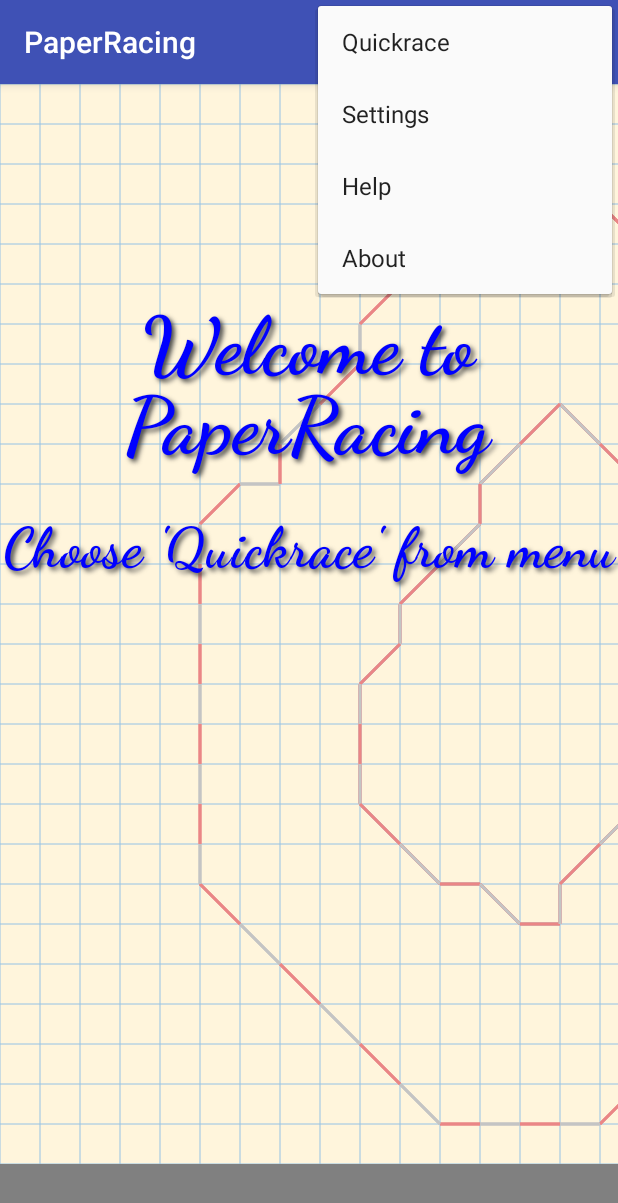
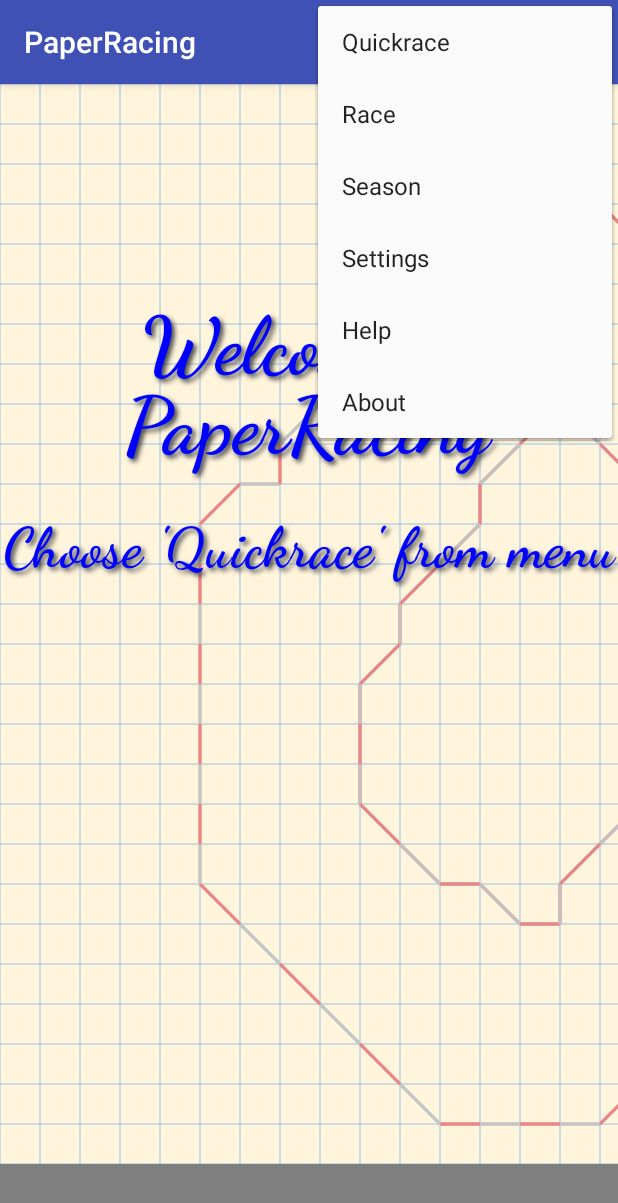
Before and after one commit to streblow/PaperRacing, an Android app: the screen it shows after launch (MainActivity), with the options menu open, on a phone screen of 412 x 824 dp. Shown: the top 1203 px of the screen. Run offline under Robolectric (Android 15) with nearby library versions, the light colour scheme and no system bars.

Commit message:
Changed DialogFragment for a new race, prepared next steps for game type race

```diff
--- a/app/src/main/java/de/streblow/paperracing/Game.java
+++ b/app/src/main/java/de/streblow/paperracing/Game.java
@@ -8,6 +8,7 @@ import android.graphics.Color;
 
 public class Game {
 
+    public int type;
     public Circuit circuit;
     public Player [] player;
     public int playercount;
@@ -15,6 +16,10 @@ public class Game {
     public int winner = 0;
     public boolean finish = false;
     public boolean gamestarted = false;
+
+    public final static int QUICKRACE = 0;
+    public final static int RACE = 1;
+    public final static int SEASON = 2;
 
     public Game() {
         circuit = null;
--- a/app/src/main/res/menu/main.xml
+++ b/app/src/main/res/menu/main.xml
@@ -6,18 +6,28 @@
         android:title="@string/action_quickrace"
         android:icon="@drawable/newgame"/>
     <item
+        android:id="@+id/action_race"
+        android:orderInCategory="110"
+        android:title="@string/action_race"
+        android:icon="@drawable/newgame"/>
+    <item
+        android:id="@+id/action_season"
+        android:orderInCategory="120"
+        android:title="@string/action_season"
+        android:icon="@drawable/newgame"/>
+    <item
         android:id="@+id/action_settings"
-        android:orderInCategory="110"
+        android:orderInCategory="130"
         android:title="@string/action_settings"
         android:icon="@drawable/settings"/>
     <item
         android:id="@+id/action_help"
-        android:orderInCategory="120"
+        android:orderInCategory="140"
         android:title="@string/action_help"
         android:icon="@drawable/help"/>
 
     <item android:id="@+id/action_about"
-        android:orderInCategory="130"
+        android:orderInCategory="150"
         android:title="@string/action_about"
         android:icon="@drawable/about"/>
 
--- a/app/src/main/res/values/strings.xml
+++ b/app/src/main/res/values/strings.xml
@@ -3,6 +3,8 @@
     <string name="main_activity_title">PaperRacing</string>
     <string name="settings_activity_title">PaperRacing - Settings</string>
     <string name="action_quickrace">Quickrace</string>
+    <string name="action_race">Race</string>
+    <string name="action_season">Season</string>
     <string name="action_settings">Settings</string>
     <string name="action_help">Help</string>
     <string name="action_about">About</string>
@@ -21,4 +23,6 @@
     <string name="quickrace_player_type_computer">computer</string>
     <string name="quickrace_player_type_human">human</string>
     <string name="quickrace_player_name">playername</string>
+    <string name="race_title">Race</string>
+    <string name="season_title">Season</string>
 </resources>
```
Also changed, not shown: app/src/main/java/de/streblow/paperracing/MainActivity.java (+56 -7 lines), app/src/main/java/de/streblow/paperracing/NewRaceDialogFragment.java (renamed from app/src/main/java/de/streblow/paperracing/QuickraceDialogFragment.java, +5 -6 lines), app/src/main/java/de/streblow/paperracing/RaceStatsEntry.java (added, +19 -0 lines), app/src/main/res/layout/dialogfragment_newrace.xml (renamed from app/src/main/res/layout/dialogfragment_quickrace.xml), 2 other files.
